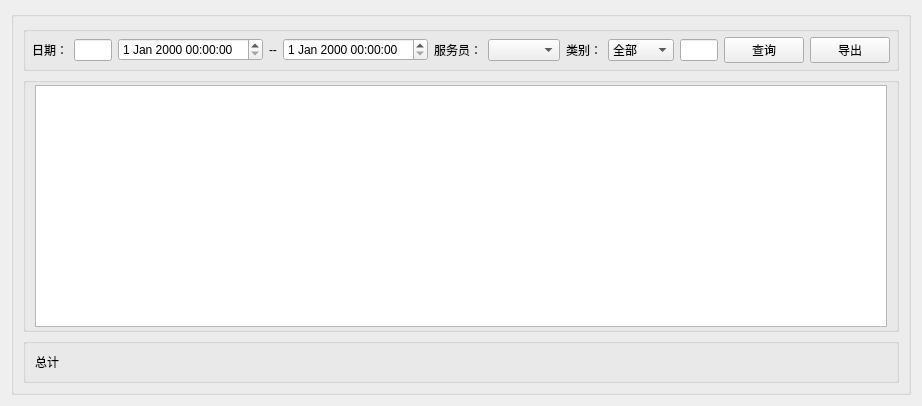
Qt form src/checkwidget.ui (daodaoliang/caicai) before a commit.
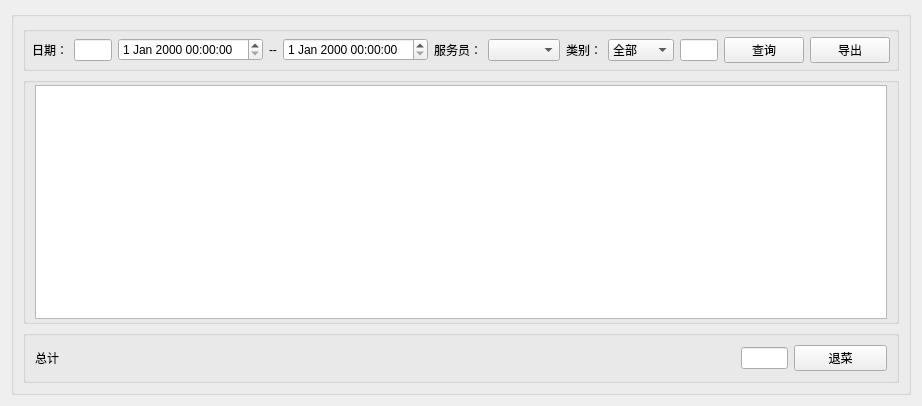
The same form after that commit.

Commit message: 添加结算处退菜(未完成)

Diff of the .ui file:
```diff
--- a/src/checkwidget.ui
+++ b/src/checkwidget.ui
@@ -160,7 +160,14 @@
         <property name="title">
          <string/>
         </property>
-        <layout class="QGridLayout" name="gridLayout_3">
+        <layout class="QGridLayout" name="gridLayout_3" columnstretch="15,1,2">
+         <item row="0" column="2">
+          <widget class="QPushButton" name="but_backdish">
+           <property name="text">
+            <string>退菜</string>
+           </property>
+          </widget>
+         </item>
          <item row="0" column="0">
           <widget class="QLabel" name="label_3">
            <property name="text">
@@ -168,6 +175,9 @@
            </property>
           </widget>
          </item>
+         <item row="0" column="1">
+          <widget class="QLineEdit" name="lineEdit_BackCnt"/>
+         </item>
         </layout>
        </widget>
       </item>
```
The commit also changes 2 other files.
